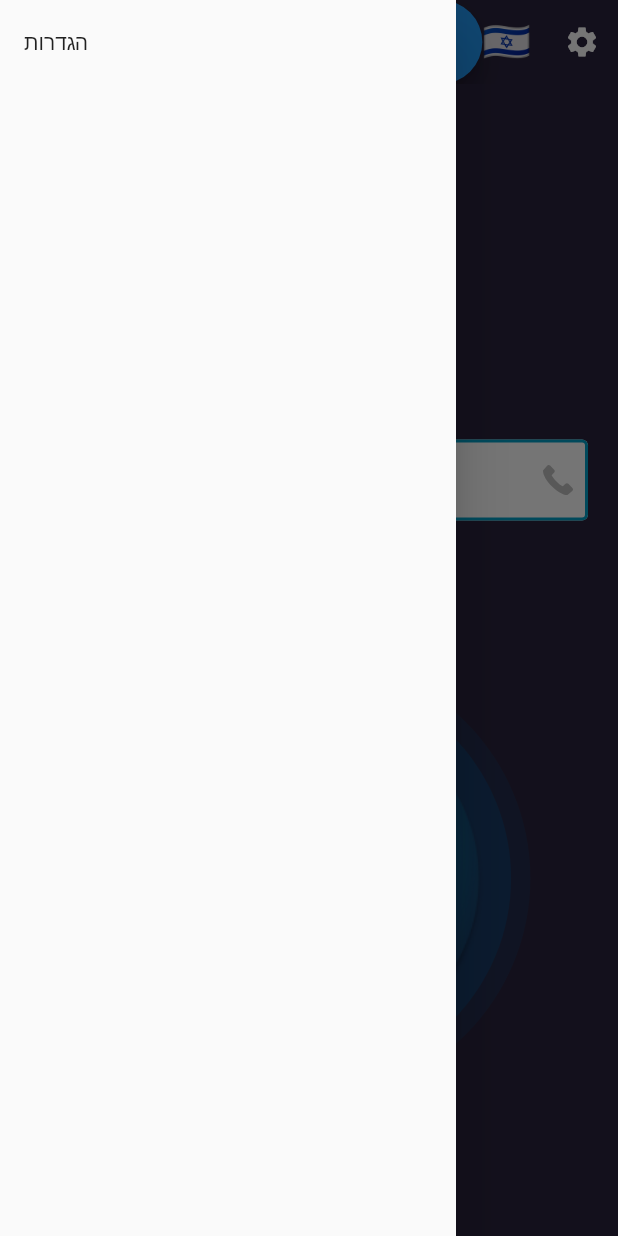
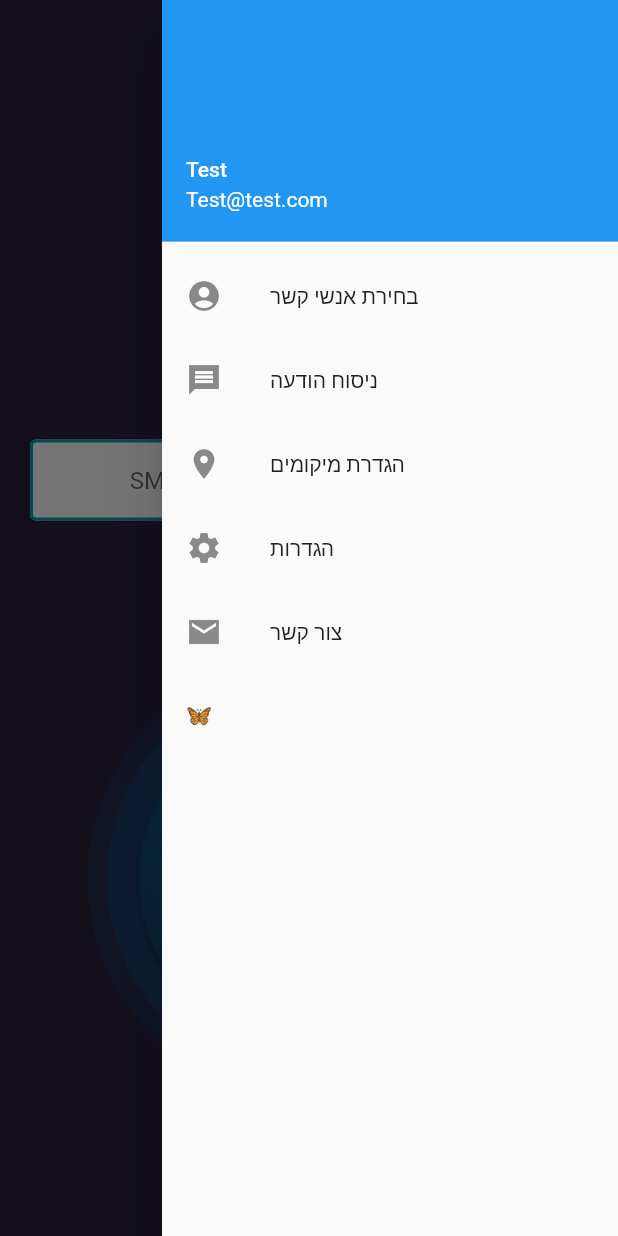
Before and after one commit to akubanymf/safe-button, a Flutter app: the screen it shows after launch, with the side drawer open, on a phone screen of 412 x 824 dp. Run offline on Flutter 3.47's test engine with Material 2 defaults, Android fonts, the phone set to English and light mode, and no system bars; our stand-ins replace flutter_svg, shared_preferences; missing offline and left inert: butterfly_sdk_flutter_plugin; generated files the repository leaves out were written again; project files that could hold a hidden picture were left out.

Commit message:
add app drawer pages and routes

```diff
--- a/lib/l10n/app_he.arb
+++ b/lib/l10n/app_he.arb
@@ -3,5 +3,25 @@
     "@language": {
         "description": "The current language"
     },
-    "phoneNumberTxt": "SMS הכניסי מספר טלפון שיקבל"
+    "phoneNumberTxt": "SMS הכניסי מספר טלפון שיקבל",
+    "selectContacts": "בחירת אנשי קשר",
+    "@selectContacts": {
+            "description": "selected contacts"
+      },
+    "setupHelpMessage": "ניסוח הודעה",
+    "@setupHelpMessage": {
+            "description": "selected contacts"
+      },
+    "setupLocation": "הגדרת מיקומים",
+    "@setupLocation": {
+            "description": "selected contacts"
+      },
+    "settings": "הגדרות",
+    "@settings": {
+            "description": "selected contacts"
+     },
+    "contactUs": "צור קשר",
+    "@contactUs": {
+            "description": "selected contacts"
+      }
 }
--- a/lib/main.dart
+++ b/lib/main.dart
@@ -4,6 +4,10 @@ import 'package:flutter/material.dart';
 import 'package:flutter/rendering.dart';
 import 'package:flutter/services.dart';
 import 'package:flutter_localizations/flutter_localizations.dart';
+import 'package:safe_button/pages/contact_us/contact_us.dart';
+import 'package:safe_button/pages/contacts/contacts_view.dart';
+import 'package:safe_button/pages/location/location_view.dart';
+import 'package:safe_button/pages/message/message_view.dart';
 import 'package:safe_button/pages/settings/home.dart';
 import 'package:safe_button/provider/locale_provider.dart';
 import 'package:safe_button/widget/lang_picker_widget.dart';
@@ -12,6 +16,8 @@ import 'package:flutter_svg/flutter_svg.dart';
 import 'package:flutter_gen/gen_l10n/app_localizations.dart';
 import 'l10n/l10n.dart';
 import 'package:provider/provider.dart';
+
+import 'pages/settings/settings_view.dart';
 
 Future<void> main() async {
   WidgetsFlutterBinding.ensureInitialized();
@@ -24,22 +30,30 @@ class MyApp extends StatelessWidget {
 
   // This widget is the root of your application.
   @override
-  Widget build(BuildContext context) => ChangeNotifierProvider (
+  Widget build(BuildContext context) => ChangeNotifierProvider(
         create: (context) => LocaleProvider(const Locale('he')),
         builder: (context, child) {
           final provider = Provider.of<LocaleProvider>(context);
 
           return MaterialApp(
             title: 'Flutter Demo',
-        theme: ThemeData(scaffoldBackgroundColor: const Color.fromRGBO(42, 35, 60, 1)),
+            theme: ThemeData(
+                scaffoldBackgroundColor: const Color.fromRGBO(42, 35, 60, 1)),
             home: HomePage(),
             locale: provider.locale,
             supportedLocales: L10n.all,
-        localizationsDelegates: [
+            localizationsDelegates: const [
               AppLocalizations.delegate,
               GlobalMaterialLocalizations.delegate,
               GlobalCupertinoLocalizations.delegate,
             ],
+            routes: {
+              '/selectContacts': (context) => const ContactsView(),
+              '/message': (context) => const MessageView(),
+              '/locationSetup': (context) => const LocationView(),
+              '/settings': (context) => const SettingsView(),
+              '/contactUs': (context) => const ContactUsView(),
+            },
           );
         },
       );
@@ -103,8 +117,8 @@ class _MyHomePageState extends State<MyHomePage> {
     prefs.setString("phoneNumber", name);
   }
 
-  Future<void> sendSms() async{
-    try{
+  Future<void> sendSms() async {
+    try {
       await methodChannel.invokeMethod("sendSms");
     } on Exception catch (e) {}
   }
@@ -133,9 +147,7 @@ class _MyHomePageState extends State<MyHomePage> {
               // do something
             },
           ),
-
         ],
-
       ),
       // drawer: Drawer(
       //   child: ListView(
@@ -154,23 +166,19 @@ class _MyHomePageState extends State<MyHomePage> {
               Column(
                 mainAxisSize: MainAxisSize.min,
                 mainAxisAlignment: MainAxisAlignment.center,
-                children: [
-                  Image.asset('assets/images/app_logo.png')
-                ],
+                children: [Image.asset('assets/images/app_logo.png')],
               ),
               const SizedBox(height: 60),
               Row(
                 mainAxisAlignment: MainAxisAlignment.spaceBetween,
                 crossAxisAlignment: CrossAxisAlignment.center,
                 children: <Widget>[
-                  Container(
-
-                      child: buildPhoneTextField()),
+                  Container(child: buildPhoneTextField()),
                 ],
               ),
               SizedBox(height: 90),
               GestureDetector(
-                onTap: (){
+                onTap: () {
                   sendSms();
                 },
                 child: Stack(
@@ -184,8 +192,7 @@ class _MyHomePageState extends State<MyHomePage> {
                         width: 297,
                         fit: BoxFit.scaleDown,
                       ),
-                        )
-                    ),
+                    )),
                     Positioned(
                         child: Align(
                       // alignment: Alignment.center,
@@ -195,8 +202,7 @@ class _MyHomePageState extends State<MyHomePage> {
                         width: 270,
                         fit: BoxFit.scaleDown,
                       ),
-                        )
-                    ),
+                    )),
                     Positioned(
                         top: 35,
                         child: Align(
@@ -206,20 +212,16 @@ class _MyHomePageState extends State<MyHomePage> {
                             width: 235,
                             height: 235,
                           ),
-                        )
-
-                    ),
+                        )),
                     Positioned(
                       child: Opacity(
                         opacity: 0.3,
                         child: SvgPicture.asset("assets/images/help_icon.svg"),
                       ),
-
                     ),
                   ],
                 ),
-              )
-              ,
+              ),
               // Container(
               //   width: 400,
               //   height: 400,
@@ -246,8 +248,6 @@ class _MyHomePageState extends State<MyHomePage> {
     );
   }
 
-
-
   Flexible buildPhoneTextField() {
     return Flexible(
       child: TextField(
@@ -257,11 +257,9 @@ class _MyHomePageState extends State<MyHomePage> {
           FilteringTextInputFormatter.digitsOnly
         ],
         decoration: InputDecoration(
-
             enabledBorder: const OutlineInputBorder(
-                              borderSide:
-                                  BorderSide(color: Color.fromRGBO(1, 160, 198, 1), width: 2)
-                          ),
+                borderSide: BorderSide(
+                    color: Color.fromRGBO(1, 160, 198, 1), width: 2)),
             hintText: "SMS הכניסי מספר טלפון שיקבל",
             border: const OutlineInputBorder(),
             isDense: true,
@@ -276,10 +274,10 @@ class _MyHomePageState extends State<MyHomePage> {
                   padding: const EdgeInsets.all(10.0),
                   child: SizedBox(
                     height: 20,
-                                child:
-                                SvgPicture.asset("assets/images/phone.svg"),
+                    child: SvgPicture.asset("assets/images/phone.svg"),
                   ),
-                            ), onTap: () {})),
+                ),
+                onTap: () {})),
         // decoration: const InputDecoration(
         //     contentPadding: EdgeInsets.fromLTRB(20, 0, 20, 0),
         //     enabledBorder: OutlineInputBorder(
@@ -302,11 +300,11 @@ class _MyHomePageState extends State<MyHomePage> {
     );
   }
 }
+
 class OpenPainter extends CustomPainter {
   @override
   void paint(Canvas canvas, Size size) {
-    var paint1 = Paint()
-      ..color = Color(0xffaa44aa);
+    var paint1 = Paint()..color = Color(0xffaa44aa);
 
     canvas.drawCircle(Offset(200, 200), 100, paint1);
   }
--- a/lib/pages/settings/home.dart
+++ b/lib/pages/settings/home.dart
@@ -3,17 +3,18 @@ export 'home_page.dart';
 import 'package:flutter/material.dart';
 import 'package:flutter/services.dart';
 import 'package:flutter_svg/svg.dart';
+import 'package:safe_button/widget/app_drawer.dart';
 import 'package:safe_button/widget/lang_picker_widget.dart';
 import 'package:shared_preferences/shared_preferences.dart';
 import 'package:flutter_gen/gen_l10n/app_localizations.dart';
 import 'package:butterfly_sdk_flutter_plugin/butterfly_sdk_flutter_plugin.dart';
-class HomePage extends StatefulWidget{
+
+class HomePage extends StatefulWidget {
   @override
   State<StatefulWidget> createState() => _HomePageState();
-
 }
 
-class _HomePageState extends State<HomePage>{
+class _HomePageState extends State<HomePage> {
   late String _name;
   late SharedPreferences _prefs;
   static const methodChannel = MethodChannel("myChannel");
@@ -24,39 +25,25 @@ class _HomePageState extends State<HomePage>{
     return Scaffold(
       key: _scaffoldKey,
       appBar: AppBar(
-        automaticallyImplyLeading: false,
+        // automaticallyImplyLeading: false,
         // Here we take the value from the MyHomePage object that was created by
         // the App.build method, and use it to set our appbar title.
         elevation: 0.0,
         backgroundColor: const Color.fromRGBO(42, 35, 60, 1),
         actions: <Widget>[
-          FloatingActionButton(
-            child: Text("🦋"), onPressed: () {
-            ButterflySdk.openReporter(withKey: "b748171e-cba0-4d22-9655-1cdce835a24a");
-            }),
-          LanguagePickerWidget(),
-          IconButton(
-            icon: Icon(
-              Icons.settings,
-              color: Colors.white,
-            ),
-            onPressed: () {
-              _scaffoldKey.currentState?.openDrawer();
-            },
-          )
-        ],
-
-      ),
-      drawer: Drawer(
-        child: ListView(
-          padding: EdgeInsets.zero,
-          children: [
-            ListTile(
-                title: const Text('הגדרות')
-            )
+          // LanguagePickerWidget(),
+          // IconButton(
+          //   icon: Icon(
+          //     Icons.settings,
+          //     color: Colors.white,
+          //   ),
+          //   onPressed: () {
+          //     _scaffoldKey.currentState?.openDrawer();
+          //   },
+          // )
         ],
       ),
-      ),
+      endDrawer: AppDrawer(),
       body: Container(
           padding: EdgeInsets.fromLTRB(20, 100, 20, 40),
           child: Column(
@@ -64,23 +51,19 @@ class _HomePageState extends State<HomePage>{
               Column(
                 mainAxisSize: MainAxisSize.min,
                 mainAxisAlignment: MainAxisAlignment.center,
-                children: [
-                  Image.asset('assets/images/app_logo.png')
-                ],
+                children: [Image.asset('assets/images/app_logo.png')],
               ),
               const SizedBox(height: 60),
               Row(
                 mainAxisAlignment: MainAxisAlignment.spaceBetween,
                 crossAxisAlignment: CrossAxisAlignment.center,
                 children: <Widget>[
-                  Container(
-
-                      child: buildPhoneTextField()),
+                  Container(child: buildPhoneTextField()),
                 ],
               ),
               SizedBox(height: 90),
               GestureDetector(
-                onTap: (){
+                onTap: () {
                   sendSms();
                 },
                 child: Stack(
@@ -94,8 +77,7 @@ class _HomePageState extends State<HomePage>{
                         width: 297,
                         fit: BoxFit.scaleDown,
                       ),
-                        )
-                    ),
+                    )),
                     Positioned(
                         child: Align(
                       // alignment: Alignment.center,
@@ -105,8 +87,7 @@ class _HomePageState extends State<HomePage>{
                         width: 270,
                         fit: BoxFit.scaleDown,
                       ),
-                        )
-                    ),
+                    )),
                     Positioned(
                         top: 35,
                         child: Align(
@@ -116,20 +97,16 @@ class _HomePageState extends State<HomePage>{
                             width: 235,
                             height: 235,
                           ),
-                        )
-
-                    ),
+                        )),
                     Positioned(
                       child: Opacity(
                         opacity: 0.3,
                         child: SvgPicture.asset("assets/images/help_icon.svg"),
                       ),
-
                     ),
                   ],
                 ),
-              )
-              ,
+              ),
               // Container(
               //   width: 400,
               //   height: 400,
@@ -156,8 +133,8 @@ class _HomePageState extends State<HomePage>{
     );
   }
 
-  Future<void> sendSms() async{
-    try{
+  Future<void> sendSms() async {
+    try {
       await methodChannel.invokeMethod("sendSms");
     } on Exception catch (e) {}
   }
@@ -176,11 +153,9 @@ class _HomePageState extends State<HomePage>{
           FilteringTextInputFormatter.digitsOnly
         ],
         decoration: InputDecoration(
-
             enabledBorder: const OutlineInputBorder(
-                borderSide:
-                BorderSide(color: Color.fromRGBO(1, 160, 198, 1), width: 2)
-            ),
+                borderSide: BorderSide(
+                    color: Color.fromRGBO(1, 160, 198, 1), width: 2)),
             hintText: AppLocalizations.of(context)!.phoneNumberTxt,
             border: const OutlineInputBorder(),
             isDense: true,
@@ -195,10 +170,10 @@ class _HomePageState extends State<HomePage>{
                   padding: const EdgeInsets.all(10.0),
                   child: SizedBox(
                     height: 20,
-                    child:
-                    SvgPicture.asset("assets/images/phone.svg"),
+                    child: SvgPicture.asset("assets/images/phone.svg"),
                   ),
-                ), onTap: () {})),
+                ),
+                onTap: () {})),
         // decoration: const InputDecoration(
         //     contentPadding: EdgeInsets.fromLTRB(20, 0, 20, 0),
         //     enabledBorder: OutlineInputBorder(
@@ -220,6 +195,4 @@ class _HomePageState extends State<HomePage>{
       ),
     );
   }
-
-
 }
--- /dev/null
+++ b/lib/routes/routes.dart
@@ -0,0 +1,14 @@
+import 'package:safe_button/pages/contact_us/contact_us.dart';
+import 'package:safe_button/pages/contacts/contacts_view.dart';
+import 'package:safe_button/pages/location/location_view.dart';
+import 'package:safe_button/pages/message/message_view.dart';
+
+import '../pages/settings/settings_view.dart';
+
+class routes {
+  static const String contacts = ContactsView.routeName;
+  static const String message = MessageView.routeName;
+  static const String location = LocationView.routeName;
+  static const String settings = SettingsView.routeName;
+  static const String contactUs = ContactUsView.routeName;
+}
--- /dev/null
+++ b/lib/widget/app_drawer.dart
@@ -0,0 +1,59 @@
+import 'package:flutter/material.dart';
+import 'package:flutter_gen/gen_l10n/app_localizations.dart';
+import 'package:butterfly_sdk_flutter_plugin/butterfly_sdk_flutter_plugin.dart';
+import 'package:safe_button/pages/settings/settings_view.dart';
+import 'package:safe_button/routes/routes.dart';
+
+class AppDrawer extends StatelessWidget {
+  const AppDrawer({
+    Key? key,
+  }) : super(key: key);
+
+  @override
+  Widget build(BuildContext context) {
+    return Drawer(
+        child: ListView(
+      children: <Widget>[
+        const UserAccountsDrawerHeader(
+            accountName: Text('Test'), accountEmail: Text('Test@test.com')),
+        ListTile(
+            title: Text(AppLocalizations.of(context)!.selectContacts),
+            leading: const Icon(Icons.account_circle),
+            onTap: () {
+              Navigator.pushNamed(context, routes.contacts);
+            }),
+        ListTile(
+            title: Text(AppLocalizations.of(context)!.setupHelpMessage),
+            leading: const Icon(Icons.message_sharp),
+            onTap: () {
+              Navigator.pushNamed(context, routes.message);
+            }),
+        ListTile(
+            title: Text(AppLocalizations.of(context)!.setupLocation),
+            leading: const Icon(Icons.location_on_sharp),
+            onTap: () {
+              Navigator.pushNamed(context, routes.location);
+            }),
+        ListTile(
+            title: Text(AppLocalizations.of(context)!.settings),
+            leading: const Icon(Icons.settings_sharp),
+            onTap: () {
+              Navigator.pushNamed(context, routes.settings);
+            }),
+        ListTile(
+            title: Text(AppLocalizations.of(context)!.contactUs),
+            leading: const Icon(Icons.mail_sharp),
+            onTap: () {
+              Navigator.pushNamed(context, routes.contactUs);
+            }),
+        ListTile(
+          title: const Text('🦋'),
+          onTap: () {
+            ButterflySdk.openReporter(
+                withKey: "b748171e-cba0-4d22-9655-1cdce835a24a");
+          },
+        )
+      ],
+    ));
+  }
+}
```
Also changed, not shown: lib/pages/contact_us/contact_us.dart (added, +17 -0 lines), lib/pages/contacts/contacts_view.dart (added, +17 -0 lines), lib/pages/location/location_view.dart (added, +17 -0 lines), lib/pages/message/message_view.dart (added, +17 -0 lines), lib/pages/settings/settings_view.dart (added, +17 -0 lines). Lines whose indentation alone changed are shown as unchanged.
